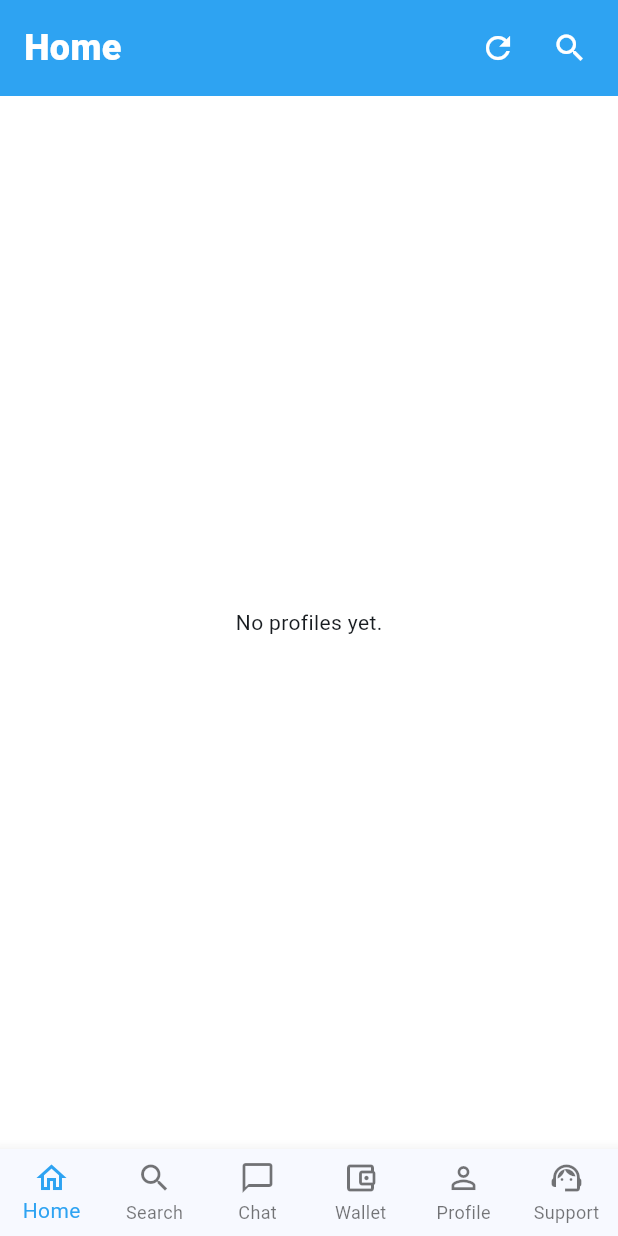
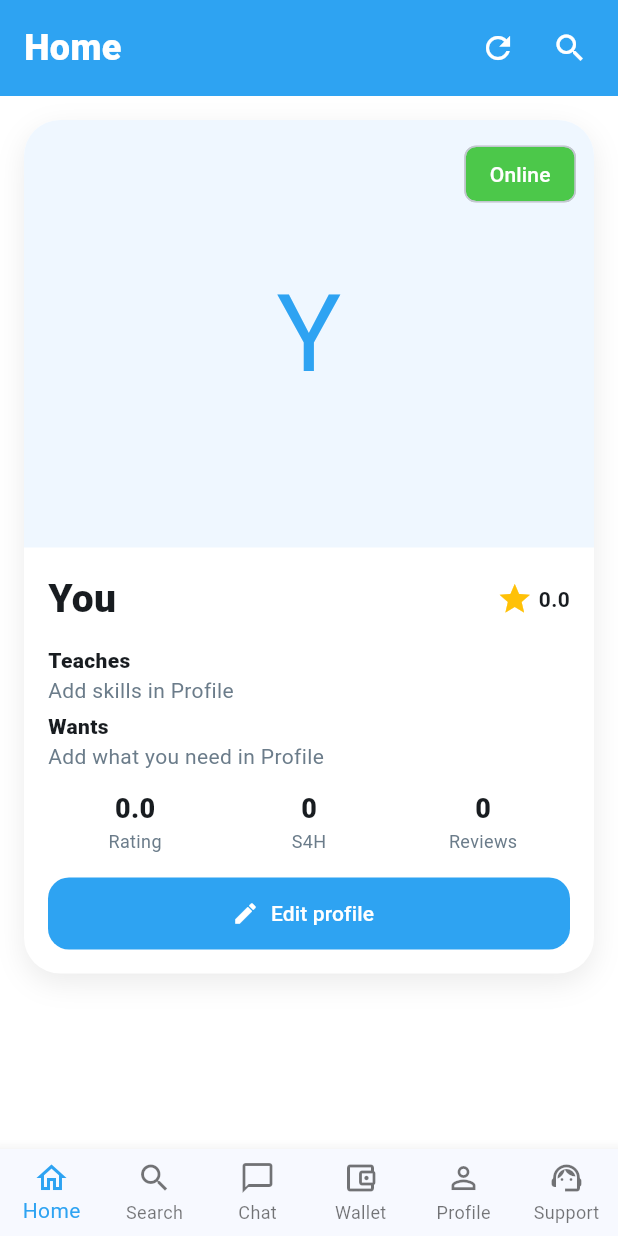
Before and after one commit to skill4handel-netizen/skill4handel-app, a Flutter app: the MainShell screen opened directly, after a tap on the "refresh" icon, on a phone screen of 412 x 824 dp. Run offline on Flutter 3.47's test engine with Material 3 defaults, Android fonts, the phone set to English and light mode, and no system bars; our stand-ins replace dio, flutter_secure_storage, image_picker; accounts and stored records are empty; network calls fail.

Commit message:
Home correction

```diff
--- a/lib/features/home/home_screen.dart
+++ b/lib/features/home/home_screen.dart
@@ -2,8 +2,7 @@ import 'package:dio/dio.dart';
 import 'package:flutter/material.dart';
 import '../../core/constants/session.dart';
 import '../../core/theme/app_theme.dart';
-import '../chat/chat_screen.dart';
-import '../profile/user_profile_screen.dart';
+import '../profile/profile_screen.dart';
 
 class HomeScreen extends StatefulWidget {
   const HomeScreen({super.key, this.onSearchTap});
@@ -16,80 +15,24 @@ class HomeScreen extends StatefulWidget {
 
 class _HomeScreenState extends State<HomeScreen> {
   final dio = Dio(BaseOptions(baseUrl: 'https://skill4handel-api.onrender.com'));
-  List<Map<String, dynamic>> people = [];
-  int index = 0;
 
   @override
   void initState() {
     super.initState();
-    loadData();
+    refreshMe();
   }
 
-  Future<void> loadData() async {
+  Future<void> refreshMe() async {
     try {
-      final usersRes = await dio.get('/matches', queryParameters: {'userId': Session.id});
-      setState(() {
-        people = (usersRes.data as List).map((item) => Map<String, dynamic>.from(item as Map)).toList();
-        index = 0;
-      });
-    } catch (_) {
-      setState(() => people = []);
-    }
+      final response = await dio.get('/auth/me', queryParameters: {'userId': Session.id});
+      final user = response.data is Map ? (response.data['user'] ?? response.data) : null;
+      if (user is Map) Session.apply(Map<String, dynamic>.from(user));
+    } catch (_) {}
+    if (mounted) setState(() {});
   }
 
-  Map<String, dynamic>? get person =>
-      people.isEmpty ? null : people[index.clamp(0, people.length - 1)];
-
-  List<String> chips(dynamic value) {
-    return value
-        .toString()
-        .split(RegExp(r'[,/]'))
-        .map((item) => item.trim())
-        .where((item) => item.isNotEmpty)
-        .toList();
-  }
-
-  void openProfile() {
-    final item = person;
-    if (item == null) return;
-    Navigator.push(
-      context,
-      MaterialPageRoute(
-        builder: (context) => UserProfileScreen(
-          name: item['name']?.toString() ?? 'User',
-          email: item['email']?.toString() ?? '',
-          city: item['city']?.toString() ?? '',
-          offers: item['offers']?.toString() ?? '',
-          needs: item['needs']?.toString() ?? '',
-          otherId: int.tryParse('${item['id'] ?? 0}') ?? 0,
-          rating: double.tryParse('${item['rating'] ?? 0}') ?? 0,
-          reviews: ((item['reviews'] as List?) ?? [])
-              .map((row) => Map<String, dynamic>.from(row as Map))
-              .toList(),
-          photoUrl: item['photoUrl']?.toString(),
-        ),
-      ),
-    );
-  }
-
-  void invite() {
-    final item = person;
-    if (item == null) return;
-    Navigator.push(
-      context,
-      MaterialPageRoute(
-        builder: (context) => ChatScreen(
-          name: item['name']?.toString() ?? 'User',
-          otherId: int.tryParse('${item['id'] ?? 0}') ?? 0,
-          photoUrl: item['photoUrl']?.toString(),
-        ),
-      ),
-    );
-  }
-
-  void nextCard() {
-    if (people.isEmpty) return;
-    setState(() => index = (index + 1) % people.length);
+  List<String> chips(String value) {
+    return value.split(RegExp(r'[,/]')).map((item) => item.trim()).where((item) => item.isNotEmpty).toList();
   }
 
   Widget pill(String text, Color color) {
@@ -106,11 +49,9 @@ class _HomeScreenState extends State<HomeScreen> {
 
   @override
   Widget build(BuildContext context) {
-    final item = person;
-    final photo = item?['photoUrl']?.toString() ?? '';
-    final name = item?['name']?.toString() ?? 'User';
-    final reviews = ((item?['reviews'] as List?) ?? []);
-    final rating = double.tryParse('${item?['rating'] ?? 0}') ?? 0;
+    final photo = Session.photoUrl.trim();
+    final name = Session.name.isEmpty ? 'You' : Session.name;
+    final reviews = Session.reviews;
 
     return Column(
       children: [
@@ -125,16 +66,16 @@ class _HomeScreenState extends State<HomeScreen> {
                 const Expanded(
                   child: Text('Home', style: TextStyle(color: Colors.white, fontSize: 24, fontWeight: FontWeight.w800)),
                 ),
-                IconButton(onPressed: loadData, icon: const Icon(Icons.refresh, color: Colors.white)),
+                IconButton(onPressed: refreshMe, icon: const Icon(Icons.refresh, color: Colors.white)),
                 IconButton(onPressed: widget.onSearchTap, icon: const Icon(Icons.search, color: Colors.white)),
               ],
             ),
           ),
         ),
         Expanded(
-          child: item == null
-              ? const Center(child: Text('No profiles yet.'))
-              : ListView(
+          child: RefreshIndicator(
+            onRefresh: refreshMe,
+            child: ListView(
               padding: const EdgeInsets.all(16),
               children: [
                 Container(
@@ -152,17 +93,14 @@ class _HomeScreenState extends State<HomeScreen> {
                         child: Stack(
                           fit: StackFit.expand,
                           children: [
-                                GestureDetector(
-                                  onTap: openProfile,
-                                  child: photo.isNotEmpty
+                            photo.isNotEmpty
                                 ? Image.network(photo, fit: BoxFit.cover)
                                 : Container(
                                     color: AppColors.soft,
                                     child: Center(
                                       child: Text(
-                                              name.isNotEmpty ? name[0].toUpperCase() : '?',
+                                        name[0].toUpperCase(),
                                         style: const TextStyle(fontSize: 72, color: AppColors.blue),
-                                            ),
                                       ),
                                     ),
                                   ),
@@ -174,17 +112,6 @@ class _HomeScreenState extends State<HomeScreen> {
                                 label: Text('Online', style: TextStyle(color: Colors.white)),
                               ),
                             ),
-                                Positioned(
-                                  top: 12,
-                                  left: 12,
-                                  child: CircleAvatar(
-                                    backgroundColor: Colors.black54,
-                                    child: IconButton(
-                                      onPressed: nextCard,
-                                      icon: const Icon(Icons.close, color: Colors.white, size: 18),
-                                    ),
-                                  ),
-                                ),
                           ],
                         ),
                       ),
@@ -193,53 +120,67 @@ class _HomeScreenState extends State<HomeScreen> {
                         child: Column(
                           crossAxisAlignment: CrossAxisAlignment.start,
                           children: [
-                                GestureDetector(
-                                  onTap: openProfile,
-                                  child: Row(
+                            Row(
                               children: [
                                 Expanded(
                                   child: Text(name, style: const TextStyle(fontSize: 26, fontWeight: FontWeight.w800)),
                                 ),
                                 const Icon(Icons.star, color: Colors.amber),
                                 const SizedBox(width: 4),
-                                      Text(rating.toStringAsFixed(1), style: const TextStyle(fontWeight: FontWeight.w700)),
+                                Text(Session.rating.toStringAsFixed(1), style: const TextStyle(fontWeight: FontWeight.w700)),
                               ],
                             ),
-                                ),
-                                if ((item['city'] ?? '').toString().isNotEmpty)
-                                  Text(item['city'].toString(), style: const TextStyle(color: AppColors.muted)),
+                            if (Session.email.isNotEmpty)
+                              Text(Session.email, style: const TextStyle(color: AppColors.muted)),
+                            if (Session.city.isNotEmpty) Text(Session.city),
+                            if (Session.age > 0) Text('${Session.age} years'),
                             const SizedBox(height: 12),
                             const Text('Teaches', style: TextStyle(fontWeight: FontWeight.w800)),
-                                Wrap(children: [for (final skill in chips(item['offers'])) pill(skill, const Color(0xFF7B61FF))]),
+                            Wrap(children: [
+                              for (final skill in chips(Session.offers)) pill(skill, const Color(0xFF7B61FF)),
+                              if (chips(Session.offers).isEmpty)
+                                const Text('Add skills in Profile', style: TextStyle(color: AppColors.muted)),
+                            ]),
+                            const SizedBox(height: 4),
                             const Text('Wants', style: TextStyle(fontWeight: FontWeight.w800)),
-                                Wrap(children: [for (final skill in chips(item['needs'])) pill(skill, AppColors.blue)]),
-                                const SizedBox(height: 8),
+                            Wrap(children: [
+                              for (final skill in chips(Session.needs)) pill(skill, AppColors.blue),
+                              if (chips(Session.needs).isEmpty)
+                                const Text('Add what you need in Profile', style: TextStyle(color: AppColors.muted)),
+                            ]),
+                            const SizedBox(height: 12),
                             Row(
                               children: [
-                                    Expanded(child: stat('${item['score'] ?? 0}%', 'Match')),
+                                Expanded(child: stat(Session.rating.toStringAsFixed(1), 'Rating')),
+                                Expanded(child: stat('${Session.balance}', 'S4H')),
                                 Expanded(child: stat('${reviews.length}', 'Reviews')),
-                                    Expanded(child: stat((item['city'] ?? '-').toString(), 'City')),
                               ],
                             ),
-                                if (reviews.isNotEmpty)
-                                  Padding(
-                                    padding: const EdgeInsets.only(top: 8),
-                                    child: Text(
-                                      '${reviews.first['fromName'] ?? 'User'}: ${reviews.first['text'] ?? ''}',
-                                      maxLines: 2,
+                            if (reviews.isNotEmpty) ...[
+                              const SizedBox(height: 12),
+                              const Text('Latest review', style: TextStyle(fontWeight: FontWeight.w800)),
+                              Text(
+                                '${reviews.first['fromName'] ?? reviews.first['name'] ?? 'User'}: ${reviews.first['text'] ?? ''}',
+                                maxLines: 3,
                                 overflow: TextOverflow.ellipsis,
                                 style: const TextStyle(color: AppColors.muted),
                               ),
+                            ],
+                            const SizedBox(height: 16),
+                            SizedBox(
+                              width: double.infinity,
+                              height: 48,
+                              child: ElevatedButton.icon(
+                                onPressed: () {
+                                  Navigator.push(
+                                    context,
+                                    MaterialPageRoute(builder: (context) => const ProfileScreen()),
+                                  ).then((_) => refreshMe());
+                                },
+                                style: AppTheme.solid(AppColors.blue),
+                                icon: const Icon(Icons.edit, color: Colors.white),
+                                label: const Text('Edit profile', style: TextStyle(color: Colors.white)),
                               ),
-                                const SizedBox(height: 14),
-                                Row(
-                                  children: [
-                                    _round(Icons.close, Colors.red, nextCard),
-                                    const SizedBox(width: 12),
-                                    _round(Icons.info_outline, AppColors.blue, openProfile),
-                                    const SizedBox(width: 12),
-                                    _round(Icons.favorite, AppColors.green, invite),
-                                  ],
                             ),
                           ],
                         ),
@@ -250,6 +191,7 @@ class _HomeScreenState extends State<HomeScreen> {
               ],
             ),
           ),
+        ),
       ],
     );
   }
@@ -257,22 +199,9 @@ class _HomeScreenState extends State<HomeScreen> {
   Widget stat(String value, String label) {
     return Column(
       children: [
-        Text(value, style: const TextStyle(fontWeight: FontWeight.w800, fontSize: 16)),
+        Text(value, style: const TextStyle(fontWeight: FontWeight.w800, fontSize: 18)),
         Text(label, style: const TextStyle(color: AppColors.muted, fontSize: 12)),
       ],
     );
   }
-
-  Widget _round(IconData icon, Color color, VoidCallback onTap) {
-    return Expanded(
-      child: InkWell(
-        onTap: onTap,
-        child: CircleAvatar(
-          radius: 26,
-          backgroundColor: color.withValues(alpha: 0.12),
-          child: Icon(icon, color: color),
-        ),
-      ),
-    );
 }
-}
```
Lines whose indentation alone changed are shown as unchanged.
